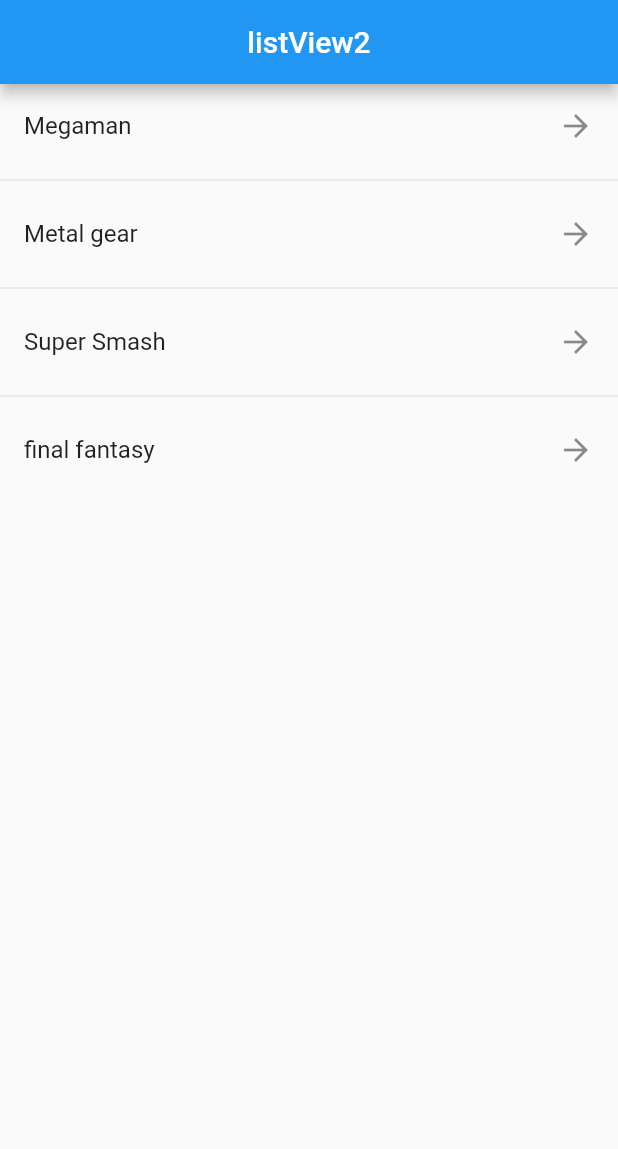
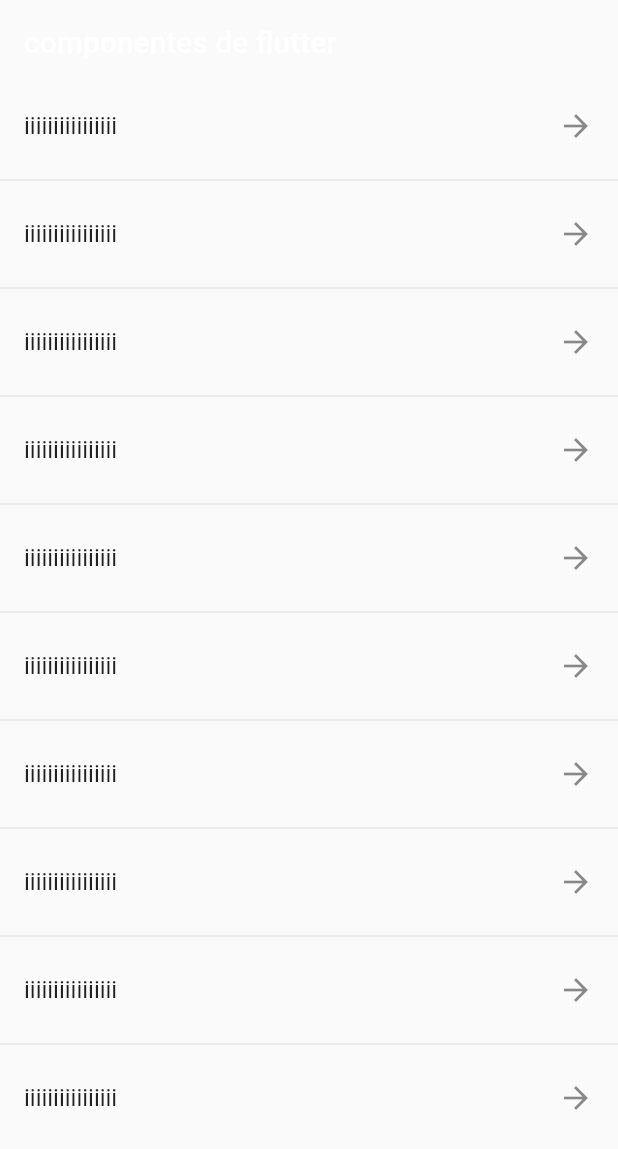
Before and after one commit to JonathanQuezada01/Flutter_componentes, a Flutter app: the screen it shows after launch, on a phone screen of 412 x 824 dp. Shown: the top 1149 px of the screen. Run offline on Flutter 3.47's test engine with Material 2 defaults, Android fonts, the phone set to English and light mode, and no system bars.

Commit message:
Creacion del homeScreen

```diff
--- a/lib/main.dart
+++ b/lib/main.dart
@@ -1,6 +1,6 @@
-import 'package:componentes/screens/listview2_screen.dart';
 import 'package:flutter/material.dart';
-// import 'package:componentes/screens/listview1_screen.dart' show ListView1Screen;
+
+import 'screens/screens.dart';
 
 void main() => runApp(const MyApp());
 
@@ -9,10 +9,17 @@ class MyApp extends StatelessWidget {
 
   @override
   Widget build(BuildContext context) {
-    return const MaterialApp(
+    return MaterialApp(
       debugShowCheckedModeBanner: false,
       title: 'Material app',
-      home: ListView2Screen(),
+      initialRoute: 'home',
+      routes: {
+        'alert': (BuildContext context) => const AlertScreen(),
+        'card': (BuildContext context) => const CardScreen(),
+        'home': (BuildContext context) => const HomeScreen(),
+        'listView1': (BuildContext context) => const ListView1Screen(),
+        'listView2': (BuildContext context) => const ListView2Screen(),
+      },
     );
   }
 }
--- /dev/null
+++ b/lib/screens/home_screen.dart
@@ -0,0 +1,29 @@
+import 'package:componentes/styles/styles.dart';
+import 'package:flutter/material.dart';
+
+class HomeScreen extends StatelessWidget {
+  const HomeScreen({Key? key}) : super(key: key);
+
+  @override
+  Widget build(BuildContext context) {
+    return Scaffold(
+        appBar: AppBar(
+          title: const Text('componentes de flutter'),
+          backgroundColor: colorTema,
+          elevation: 0,
+        ),
+        body: ListView.separated(
+            itemCount: 10,
+            separatorBuilder: (context, index) => const Divider(),
+            itemBuilder: (context, index) {
+              return ListTile(
+                title: Text('iiiiiiiiiiiiiiii'),
+                trailing: const Icon(Icons.arrow_forward),
+                selectedColor: colorTema,
+                onTap: () {
+                  print('object');
+                },
+              );
+            }));
+  }
+}
--- /dev/null
+++ b/lib/screens/screens.dart
@@ -0,0 +1,5 @@
+export 'alert_screen.dart';
+export 'card_screen.dart';
+export 'home_screen.dart';
+export 'listview1_screen.dart';
+export 'listview2_screen.dart';
--- /dev/null
+++ b/lib/styles/styles.dart
@@ -0,0 +1,3 @@
+import 'package:flutter/material.dart';
+
+const colorTema = Color.fromARGB(0, 0, 0, 0);
```
Also changed, not shown: lib/screens/alert_screen.dart (added, +14 -0 lines), lib/screens/card_screen.dart (added, +14 -0 lines), lib/screens/listview2_screen.dart (+11 -6 lines).
